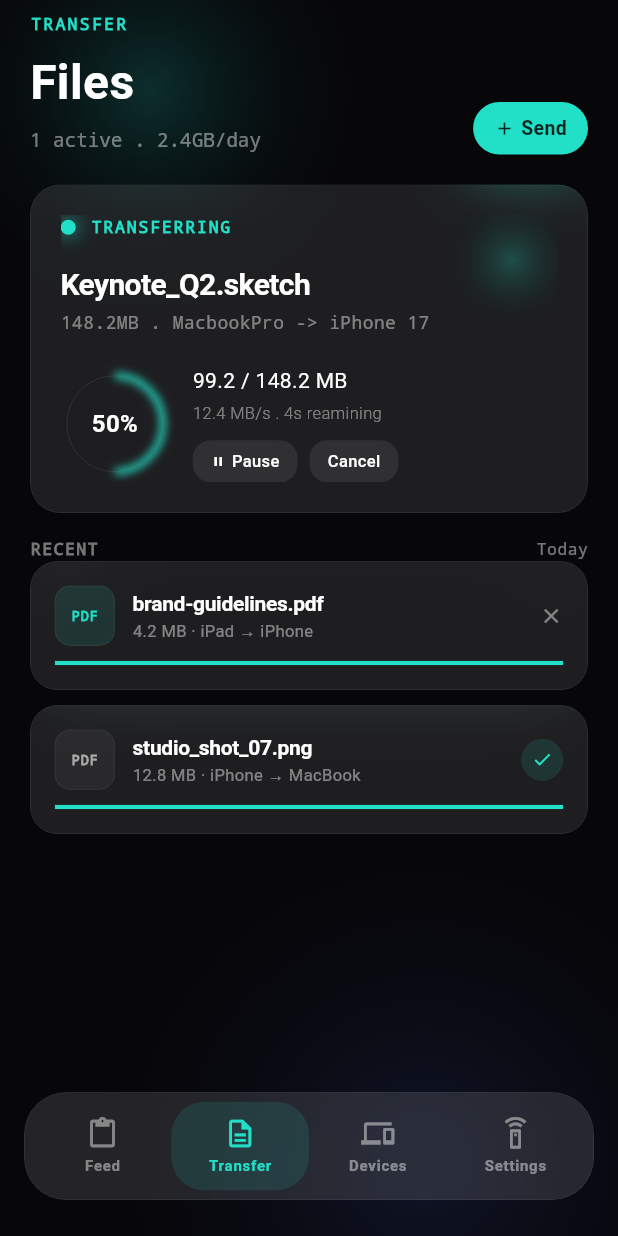
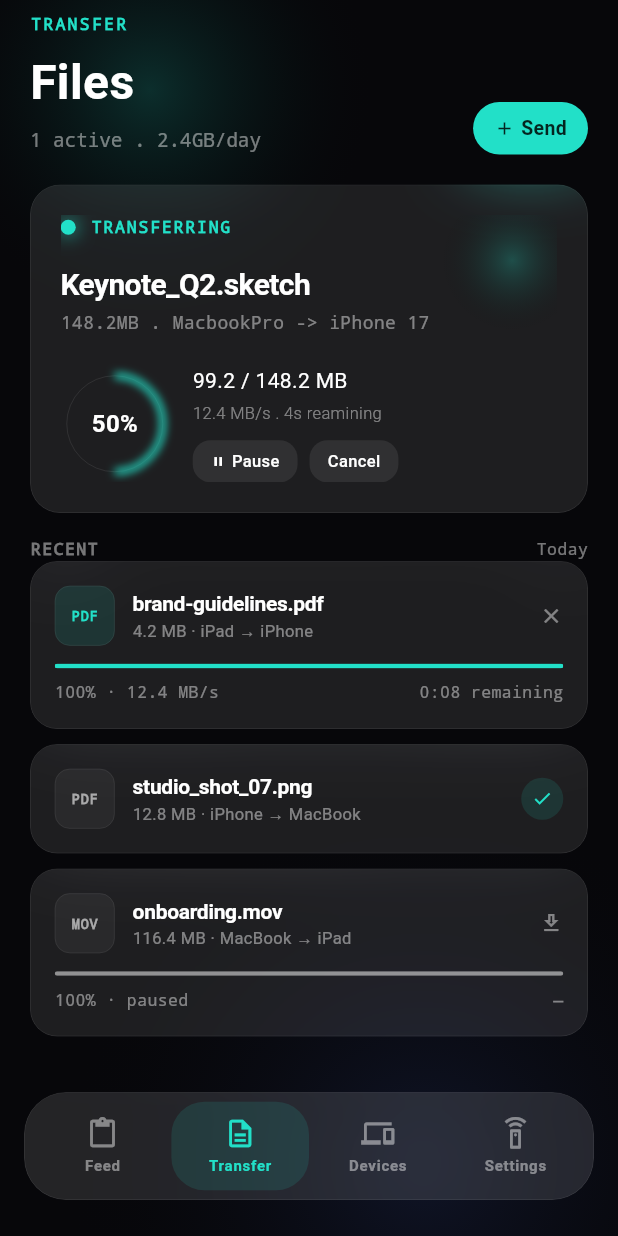
Before and after one commit to Hello1999/clipflow-clearn, a Flutter app: the screen it shows after launch, item 2 of the bottom bar chosen, on a phone screen of 412 x 824 dp. Run offline on Flutter 3.47's test engine with Material 3 defaults, Android fonts, the phone set to English and light mode, and no system bars.

Commit message:
file_transfer done

```diff
--- a/lib/screens/file_transfer_screen.dart
+++ b/lib/screens/file_transfer_screen.dart
@@ -204,6 +204,16 @@ class DevicesScreen extends StatelessWidget {
                   to: 'MacBook',
                   kind: 'PDF',
                   status: _TransferStatus.done,
+                  progress: 1.0,
+                ),
+                SizedBox(height: 10),
+                _TransferCard(
+                  name: 'onboarding.mov',
+                  size: '116.4 MB',
+                  from: 'MacBook',
+                  to: 'iPad',
+                  kind: 'MOV',
+                  status: _TransferStatus.paused,
                   progress: 1.0,
                 ),
               ],
@@ -421,14 +431,62 @@ class _TransferCard extends StatelessWidget {
             ],
           ),
 
-          SizedBox(height: 10),
-          ClipRRect(
-            child: Container(
-              height: 3,
-              decoration: BoxDecoration(color: kTeal),
-              // child: Text('data'),
+          if (!isDone) ...[
+            SizedBox(height: 12),
+
+            ClipRRect(
+              borderRadius: BorderRadius.circular(2),
+              child: Stack(
+                children: [
+                  Container(
+                    height: 3,
+                    decoration: BoxDecoration(
+                      color: status == _TransferStatus.paused
+                          ? kWhite30
+                          : kTeal,
+                    ),
+                  ),
+                  FractionallySizedBox(
+                    widthFactor: progress,
+                    child: Container(
+                      height: 3,
+                      decoration: BoxDecoration(
+                        color: status == _TransferStatus.paused
+                            ? kWhite30
+                            : kTeal,
+                        borderRadius: BorderRadius.circular(2),
+                        boxShadow: status == _TransferStatus.paused
+                            ? null
+                            : [BoxShadow(color: kTeal, blurRadius: 8)],
+                      ),
+                    ),
+                  ),
+                ],
+              ),
             ),
-          ),
+            SizedBox(height: 8),
+            Row(
+              mainAxisAlignment: MainAxisAlignment.spaceBetween,
+              children: [
+                Text(
+                  '${(progress * 100).toInt()}% · ${(status == _TransferStatus.paused ? 'paused' : '12.4 MB/s')}',
+                  style: TextStyle(
+                    fontSize: 11,
+                    fontFamily: 'Courier',
+                    color: kWhite45,
+                  ),
+                ),
+                Text(
+                  status == _TransferStatus.paused ? '—' : '0:08 remaining',
+                  style: TextStyle(
+                    fontSize: 11,
+                    fontFamily: 'Courier',
+                    color: kWhite45,
+                  ),
+                ),
+              ],
+            ),
+          ],
         ],
       ),
     );
```
Also changed, not shown: lib/screens/devices_screen.dart (added).
